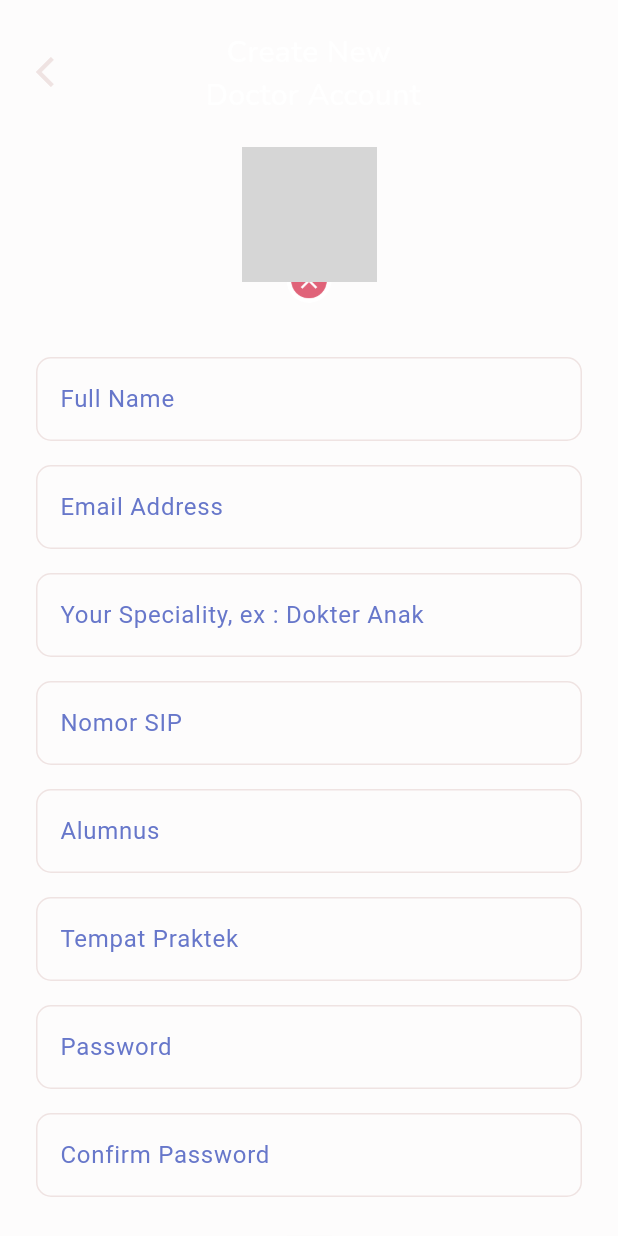
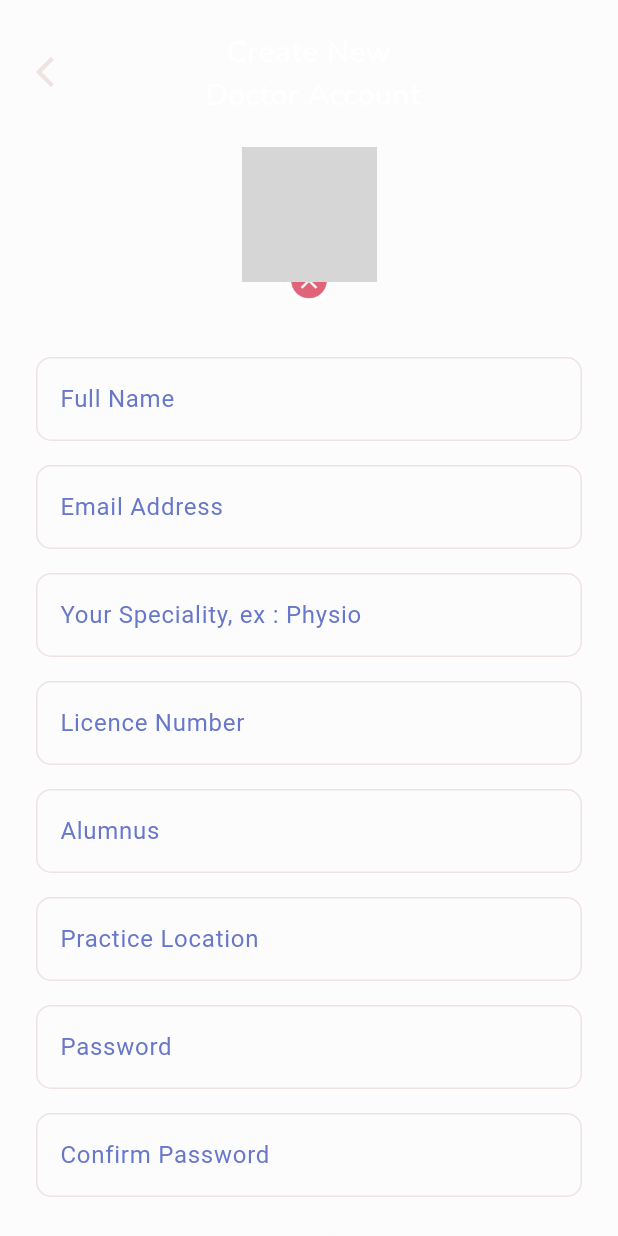
Before and after one commit to Nashkim254/healthVistaPro, a Flutter app: the DoctorRegistrationPage screen opened directly with empty values, on a phone screen of 412 x 824 dp. Run offline on Flutter 3.47's test engine with Material 3 defaults, Android fonts, the phone set to English and light mode, and no system bars; our stand-ins replace another_flushbar, bloc, bottom_navy_bar, cached_network_image, cloud_firestore, country_code_picker and 15 more; missing offline and left inert: agora_rtc_engine, dash_chat; accounts and stored records are empty; network calls fail; grey boxes are pictures that could not be loaded.

Commit message:
fix bugs

```diff
--- a/lib/extensions/firebase_user_extension.dart
+++ b/lib/extensions/firebase_user_extension.dart
@@ -11,8 +11,8 @@ extension FirebaseUserExtension on User {
           String alumnus = "",
           String tempatPraktek = ""}) =>
       m.User(
-        this.uid,
-        this.email,
+        uid,
+        email,
         fullName: fullName,
         job: job,
         noSIP: noSIP,
@@ -23,5 +23,5 @@ extension FirebaseUserExtension on User {
         tempatPraktek: tempatPraktek,
       );
 
-  Future<m.User> fromFireStore() async => await UserServices.getUser(this.uid);
+  Future<m.User> fromFireStore() async => await UserServices.getUser(uid);
 }
--- a/lib/models/call.dart
+++ b/lib/models/call.dart
@@ -51,7 +51,7 @@ class Call {
   //     );
 
   // from Map
-  factory Call.fromMap(Map<String, dynamic> mapData) {
+  factory Call.fromMap( mapData) {
     return Call(
       callerId: mapData['caller_id'],
       callerName: mapData['caller_name'],
--- a/lib/models/user.dart
+++ b/lib/models/user.dart
@@ -69,7 +69,7 @@ class User extends Equatable {
         tempatPraktek!,
       ];
 
-  factory User.fromMap(Map<String, dynamic> mapData) {
+  factory User.fromMap( mapData) {
     return User(
       mapData['uid'],
       mapData['email'],
--- a/lib/pages/doctor_registration_page.dart
+++ b/lib/pages/doctor_registration_page.dart
@@ -22,12 +22,12 @@ class _DoctorRegistrationPageState extends State<DoctorRegistrationPage> {
   @override
   void initState() {
     super.initState();
-    fullNameController.text = widget.registrationUserData.fullName!;
-    emailController.text = widget.registrationUserData.email!;
-    jobController.text = widget.registrationUserData.job!;
-    noSipController.text = widget.registrationUserData.noSIP!;
-    alumnusController.text = widget.registrationUserData.alumnus!;
-    tempatPraktekController.text = widget.registrationUserData.tempatPraktek!;
+    fullNameController.text = widget.registrationUserData.fullName ?? "";
+    emailController.text = widget.registrationUserData.email ?? "";
+    jobController.text = widget.registrationUserData.job ?? "";
+    noSipController.text = widget.registrationUserData.noSIP ?? "";
+    alumnusController.text = widget.registrationUserData.alumnus ??"";
+    tempatPraktekController.text = widget.registrationUserData.tempatPraktek ?? "";
   }
 
   @override
@@ -41,14 +41,14 @@ class _DoctorRegistrationPageState extends State<DoctorRegistrationPage> {
       child: Scaffold(
         backgroundColor: accentColor5.withOpacity(0.1),
         body: Container(
-          padding: EdgeInsets.symmetric(horizontal: defaultMargin),
+          padding: const EdgeInsets.symmetric(horizontal: defaultMargin),
           child: ListView(
             children: [
               Column(
                 children: [
                   // app bar
                   Container(
-                    margin: EdgeInsets.only(top: 20, bottom: 22),
+                    margin: const EdgeInsets.only(top: 20, bottom: 22),
                     height: 56,
                     child: Stack(
                       children: [
@@ -58,7 +58,7 @@ class _DoctorRegistrationPageState extends State<DoctorRegistrationPage> {
                             onTap: () {
                               context.read<PageBloc>().add(GoToWelcomePage());
                             },
-                            child: Icon(Icons.arrow_back_ios, size: 24, color: accentColor5),
+                            child: const Icon(Icons.arrow_back_ios, size: 24, color: accentColor5),
                           ),
                         ),
                         Center(
@@ -84,7 +84,7 @@ class _DoctorRegistrationPageState extends State<DoctorRegistrationPage> {
                           decoration: BoxDecoration(
                             shape: BoxShape.circle,
                             image: (widget.registrationUserData.profilePicture) == null
-                                ? DecorationImage(
+                                ? const DecorationImage(
                                     image: AssetImage("images/user_default.png"), fit: BoxFit.cover)
                                 : DecorationImage(
                                     image: FileImage(widget.registrationUserData.profilePicture!),
@@ -118,163 +118,163 @@ class _DoctorRegistrationPageState extends State<DoctorRegistrationPage> {
                       ],
                     ),
                   ),
-                  SizedBox(
+                  const SizedBox(
                     height: 36,
                   ),
                   TextField(
-                    style: TextStyle(color: accentColor1),
+                    style: const TextStyle(color: accentColor1),
                     controller: fullNameController,
                     decoration: InputDecoration(
                         enabledBorder: OutlineInputBorder(
-                          borderSide: BorderSide(color: accentColor5),
+                          borderSide: const BorderSide(color: accentColor5),
                           borderRadius: BorderRadius.circular(10),
                         ),
                         focusedBorder:
-                            OutlineInputBorder(borderSide: BorderSide(color: accentColor1)),
+                            const OutlineInputBorder(borderSide: BorderSide(color: accentColor1)),
                         labelText: "Full Name",
-                        labelStyle: TextStyle(color: accentColor1),
+                        labelStyle: const TextStyle(color: accentColor1),
                         hintText: "Full Name",
-                        hintStyle: TextStyle(color: accentColor1)),
+                        hintStyle: const TextStyle(color: accentColor1)),
                   ),
-                  SizedBox(
+                  const SizedBox(
                     height: 16,
                   ),
                   TextField(
-                    style: TextStyle(color: accentColor1),
+                    style: const TextStyle(color: accentColor1),
                     controller: emailController,
                     keyboardType: TextInputType.emailAddress,
                     decoration: InputDecoration(
                         enabledBorder: OutlineInputBorder(
-                          borderSide: BorderSide(color: accentColor5),
+                          borderSide: const BorderSide(color: accentColor5),
                           borderRadius: BorderRadius.circular(10),
                         ),
                         focusedBorder:
-                            OutlineInputBorder(borderSide: BorderSide(color: accentColor1)),
+                            const OutlineInputBorder(borderSide: BorderSide(color: accentColor1)),
                         labelText: "Email Address",
-                        labelStyle: TextStyle(color: accentColor1),
+                        labelStyle: const TextStyle(color: accentColor1),
                         hintText: "Email Address",
-                        hintStyle: TextStyle(color: accentColor1)),
+                        hintStyle: const TextStyle(color: accentColor1)),
                   ),
-                  SizedBox(
+                  const SizedBox(
                     height: 16,
                   ),
                   TextField(
-                    style: TextStyle(color: accentColor1),
+                    style: const TextStyle(color: accentColor1),
                     controller: jobController,
                     keyboardType: TextInputType.emailAddress,
                     decoration: InputDecoration(
                         enabledBorder: OutlineInputBorder(
-                          borderSide: BorderSide(color: accentColor5),
+                          borderSide: const BorderSide(color: accentColor5),
                           borderRadius: BorderRadius.circular(10),
                         ),
                         focusedBorder:
-                            OutlineInputBorder(borderSide: BorderSide(color: accentColor1)),
-                        labelText: "Your Speciality, ex : Dokter Anak",
-                        labelStyle: TextStyle(color: accentColor1),
-                        hintText: "Your Speciality, ex : Dokter Anak",
-                        hintStyle: TextStyle(color: accentColor1)),
+                            const OutlineInputBorder(borderSide: BorderSide(color: accentColor1)),
+                        labelText: "Your Speciality, ex : Physio",
+                        labelStyle: const TextStyle(color: accentColor1),
+                        hintText: "Your Speciality, ex : Physio",
+                        hintStyle: const TextStyle(color: accentColor1)),
                   ),
-                  SizedBox(
+                  const SizedBox(
                     height: 16,
                   ),
                   TextField(
-                    style: TextStyle(color: accentColor1),
+                    style: const TextStyle(color: accentColor1),
                     controller: noSipController,
                     keyboardType: TextInputType.emailAddress,
                     decoration: InputDecoration(
                         enabledBorder: OutlineInputBorder(
-                          borderSide: BorderSide(color: accentColor5),
+                          borderSide: const BorderSide(color: accentColor5),
                           borderRadius: BorderRadius.circular(10),
                         ),
                         focusedBorder:
-                            OutlineInputBorder(borderSide: BorderSide(color: accentColor1)),
-                        labelText: "Nomor SIP",
-                        labelStyle: TextStyle(color: accentColor1),
-                        hintText: "Nomor SIP",
-                        hintStyle: TextStyle(color: accentColor1)),
+                            const OutlineInputBorder(borderSide: BorderSide(color: accentColor1)),
+                        labelText: "Licence Number",
+                        labelStyle: const TextStyle(color: accentColor1),
+                        hintText: "Licence Number",
+                        hintStyle: const TextStyle(color: accentColor1)),
                   ),
-                  SizedBox(
+                  const SizedBox(
                     height: 16,
                   ),
                   TextField(
-                    style: TextStyle(color: accentColor1),
+                    style: const TextStyle(color: accentColor1),
                     controller: alumnusController,
                     decoration: InputDecoration(
                         enabledBorder: OutlineInputBorder(
-                          borderSide: BorderSide(color: accentColor5),
+                          borderSide: const BorderSide(color: accentColor5),
                           borderRadius: BorderRadius.circular(10),
                         ),
                         focusedBorder:
-                            OutlineInputBorder(borderSide: BorderSide(color: accentColor1)),
+                            const OutlineInputBorder(borderSide: BorderSide(color: accentColor1)),
                         labelText: "Alumnus",
-                        labelStyle: TextStyle(color: accentColor1),
+                        labelStyle: const TextStyle(color: accentColor1),
                         hintText: "Alumnus",
-                        hintStyle: TextStyle(color: accentColor1)),
+                        hintStyle: const TextStyle(color: accentColor1)),
                   ),
-                  SizedBox(
+                  const SizedBox(
                     height: 16,
                   ),
                   TextField(
-                    style: TextStyle(color: accentColor1),
+                    style: const TextStyle(color: accentColor1),
                     controller: tempatPraktekController,
                     decoration: InputDecoration(
                         enabledBorder: OutlineInputBorder(
-                          borderSide: BorderSide(color: accentColor5),
+                          borderSide: const BorderSide(color: accentColor5),
                           borderRadius: BorderRadius.circular(10),
                         ),
                         focusedBorder:
-                            OutlineInputBorder(borderSide: BorderSide(color: accentColor1)),
-                        labelText: "Tempat Praktek",
-                        labelStyle: TextStyle(color: accentColor1),
-                        hintText: "Tempat Praktek",
-                        hintStyle: TextStyle(color: accentColor1)),
+                            const OutlineInputBorder(borderSide: BorderSide(color: accentColor1)),
+                        labelText: "Practice Location",
+                        labelStyle: const TextStyle(color: accentColor1),
+                        hintText: "Practice Location",
+                        hintStyle: const TextStyle(color: accentColor1)),
                   ),
-                  SizedBox(
+                  const SizedBox(
                     height: 16,
                   ),
                   TextField(
                     obscureText: true,
-                    style: TextStyle(color: accentColor1),
+                    style: const TextStyle(color: accentColor1),
                     controller: passwordController,
                     decoration: InputDecoration(
                         enabledBorder: OutlineInputBorder(
-                          borderSide: BorderSide(color: accentColor5),
+                          borderSide: const BorderSide(color: accentColor5),
                           borderRadius: BorderRadius.circular(10),
                         ),
                         focusedBorder:
-                            OutlineInputBorder(borderSide: BorderSide(color: accentColor1)),
+                            const OutlineInputBorder(borderSide: BorderSide(color: accentColor1)),
                         labelText: "Password",
-                        labelStyle: TextStyle(color: accentColor1),
+                        labelStyle: const TextStyle(color: accentColor1),
                         hintText: "Password",
-                        hintStyle: TextStyle(color: accentColor1)),
+                        hintStyle: const TextStyle(color: accentColor1)),
                   ),
-                  SizedBox(
+                  const SizedBox(
                     height: 16,
                   ),
                   TextField(
                     obscureText: true,
-                    style: TextStyle(color: accentColor1),
+                    style: const TextStyle(color: accentColor1),
                     controller: retypeController,
                     decoration: InputDecoration(
                         enabledBorder: OutlineInputBorder(
-                          borderSide: BorderSide(color: accentColor5),
+                          borderSide: const BorderSide(color: accentColor5),
                           borderRadius: BorderRadius.circular(10),
                         ),
                         focusedBorder:
-                            OutlineInputBorder(borderSide: BorderSide(color: accentColor1)),
+                            const OutlineInputBorder(borderSide: BorderSide(color: accentColor1)),
                         labelText: "Confirm Password",
-                        labelStyle: TextStyle(color: accentColor1),
+                        labelStyle: const TextStyle(color: accentColor1),
                         hintText: "Confirm Password",
-                        hintStyle: TextStyle(color: accentColor1)),
+                        hintStyle: const TextStyle(color: accentColor1)),
                   ),
-                  SizedBox(
+                  const SizedBox(
                     height: 30,
                   ),
                   FloatingActionButton(
                       backgroundColor: mainColor,
-                      child: Icon(Icons.arrow_forward),
+                      child: const Icon(Icons.arrow_forward),
                       onPressed: () {
-                        // jika semua field kosong
+                        //
                         if ((fullNameController.text.trim() == "" &&
                             emailController.text.trim() == "" &&
                             jobController.text.trim() == "" &&
@@ -284,35 +284,35 @@ class _DoctorRegistrationPageState extends State<DoctorRegistrationPage> {
                             passwordController.text.trim() == "" &&
                             retypeController.text.trim() == "")) {
                           Flushbar(
-                            duration: Duration(milliseconds: 5500),
+                            duration: const Duration(milliseconds: 5500),
                             flushbarPosition: FlushbarPosition.TOP,
                             backgroundColor: accentColor2,
                             message: "Please fill all the text fields",
-                          )..show(context);
+                          ).show(context);
                         } else if (!EmailValidator.validate(emailController.text)) {
                           Flushbar(
-                            duration: Duration(milliseconds: 4500),
+                            duration: const Duration(milliseconds: 4500),
                             flushbarPosition: FlushbarPosition.TOP,
                             backgroundColor: accentColor2,
                             message: "Email format wrong, please check email format again",
-                          )..show(context);
+                          ).show(context);
                         } else if (passwordController.text != retypeController.text) {
                           Flushbar(
-                            duration: Duration(milliseconds: 4500),
+                            duration: const Duration(milliseconds: 4500),
                             flushbarPosition: FlushbarPosition.TOP,
                             backgroundColor: accentColor2,
                             message: "Mismatch password and confirm password",
-                          )..show(context);
+                          ).show(context);
                         } else if (passwordController.text.length < 6) {
                           Flushbar(
-                            duration: Duration(
+                            duration: const Duration(
                               milliseconds: 4500,
                             ),
                             flushbarPosition: FlushbarPosition.TOP,
                             backgroundColor: accentColor2,
                             message:
                                 "Password is too short, please input password more than 6 character",
-                          )..show(context);
+                          ).show(context);
                         } else {
                           // jika semua data validasi lolos
                           // isi registration data
@@ -331,7 +331,7 @@ class _DoctorRegistrationPageState extends State<DoctorRegistrationPage> {
                               .add(GoToConfirmationPage(widget.registrationUserData));
                         }
                       }),
-                  SizedBox(
+                  const SizedBox(
                     height: 30,
                   ),
                 ],
--- a/lib/widgets/online_dot_indicator.dart
+++ b/lib/widgets/online_dot_indicator.dart
@@ -9,8 +9,8 @@ class OnlineDotIndicator extends StatelessWidget {
       builder: (context, snapshot) {
         User? user;
 
-        if (snapshot.hasData && snapshot.data!.data != null) {
-          user = User.fromMap(snapshot.data!.data as Map<String, dynamic>);
+        if (snapshot.hasData && snapshot.data!.data() != null) {
+          user = User.fromMap(snapshot.data!.data());
         }
 
         return Container(
```
Also changed, not shown: lib/bloc/user_bloc.dart (+10 -19 lines), lib/pages/account_confirmation_page.dart (+10 -10 lines), lib/pages/pickup_layout.dart (+4 -4 lines), lib/services/auth_services.dart (+18 -14 lines), lib/services/user_services.dart (+8 -7 lines), images/logo.png, 1 other file.
